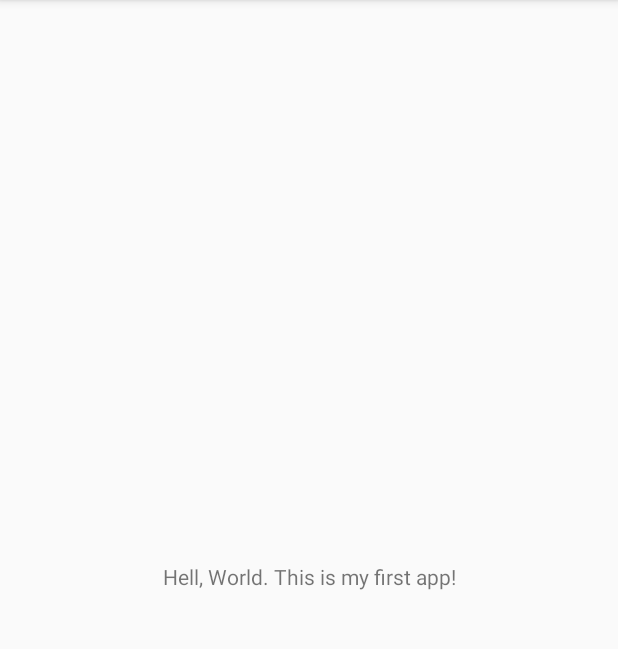
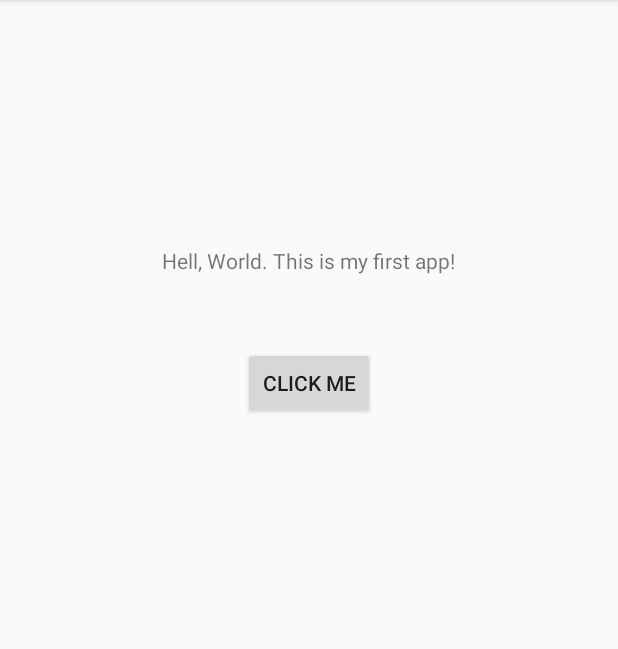
Before and after one commit to Terence21/Lab1-HelloWorldApp, an Android app: the screen it shows after launch (MainActivity), on a phone screen of 412 x 824 dp, the part 84-733 px from its top. Run offline under Robolectric (Android 15) with nearby library versions, the phone set to English and light mode, and no system bars.

Commit message:
updated main activity file to have clicMebutton update text view component; also fixed gradle issues with project

```diff
--- a/app/src/main/AndroidManifest.xml
+++ b/app/src/main/AndroidManifest.xml
@@ -1,6 +1,6 @@
 <?xml version="1.0" encoding="utf-8"?>
 <manifest xmlns:android="http://schemas.android.com/apk/res/android"
-          package="edu.temple.helloworld">
+          xmlns:tools="http://schemas.android.com/tools" package="edu.temple.helloworld">
 
     <application
             android:allowBackup="true"
@@ -8,7 +8,7 @@
             android:label="@string/app_name"
             android:roundIcon="@mipmap/ic_launcher_round"
             android:supportsRtl="true"
-            android:theme="@style/AppTheme">
+            android:theme="@style/AppTheme" tools:ignore="GoogleAppIndexingWarning">
         <activity android:name=".MainActivity">
             <intent-filter>
                 <action android:name="android.intent.action.MAIN"/>
--- a/app/src/main/java/edu/temple/helloworld/MainActivity.java
+++ b/app/src/main/java/edu/temple/helloworld/MainActivity.java
@@ -1,13 +1,32 @@
 package edu.temple.helloworld;
 
+import android.view.View;
+import android.widget.Button;
+import android.widget.TextView;
 import androidx.appcompat.app.AppCompatActivity;
 import android.os.Bundle;
 
 public class MainActivity extends AppCompatActivity {
 
+    Button button;
+    TextView helloText;
     @Override
     protected void onCreate(Bundle savedInstanceState) {
         super.onCreate(savedInstanceState);
         setContentView(R.layout.activity_main);
+
+        button = findViewById(R.id.clickMeButton);
+        helloText = findViewById(R.id.helloText);
+
+        button.setOnClickListener(new View.OnClickListener() {
+            @Override
+            public void onClick(View v) {
+                changeText(helloText,"You have clicked the button");
+            }
+        });
+    }
+
+    private void changeText(TextView view, String new_output){
+        view.setText(new_output);
     }
 }
--- a/app/src/main/res/layout/activity_main.xml
+++ b/app/src/main/res/layout/activity_main.xml
@@ -14,6 +14,14 @@
             app:layout_constraintBottom_toBottomOf="parent"
             app:layout_constraintLeft_toLeftOf="parent"
             app:layout_constraintRight_toRightOf="parent"
-            app:layout_constraintTop_toTopOf="parent"/>
+            app:layout_constraintTop_toTopOf="parent" app:layout_constraintHorizontal_bias="0.497"
+            app:layout_constraintVertical_bias="0.219" android:id="@+id/helloText"/>
+    <Button
+            android:layout_width="wrap_content"
+            android:layout_height="wrap_content" android:id="@+id/clickMeButton"
+            android:layout_marginTop="48dp"
+            app:layout_constraintTop_toBottomOf="@+id/helloText" android:layout_marginEnd="162dp"
+            app:layout_constraintEnd_toEndOf="parent" app:layout_constraintStart_toStartOf="parent"
+            android:layout_marginStart="162dp" android:text="@string/clickMe_prompt"/>
 
 </androidx.constraintlayout.widget.ConstraintLayout>
--- a/app/src/main/res/values/strings.xml
+++ b/app/src/main/res/values/strings.xml
@@ -1,4 +1,5 @@
 <resources>
     <string name="app_name">HelloWorld</string>
     <string name="my_greeting">Hell, World. This is my first app!</string>
+    <string name="clickMe_prompt">Click Me</string>
 </resources>
--- a/build.gradle
+++ b/build.gradle
@@ -7,7 +7,7 @@ buildscript {
 
     }
     dependencies {
-        classpath 'com.android.tools.build:gradle:3.1.0'
+        classpath 'com.android.tools.build:gradle:4.0.0'
 
         // NOTE: Do not place your application dependencies here; they belong
         // in the individual module build.gradle files
```
Also changed, not shown: gradle/wrapper/gradle-wrapper.properties, 2 other files.
